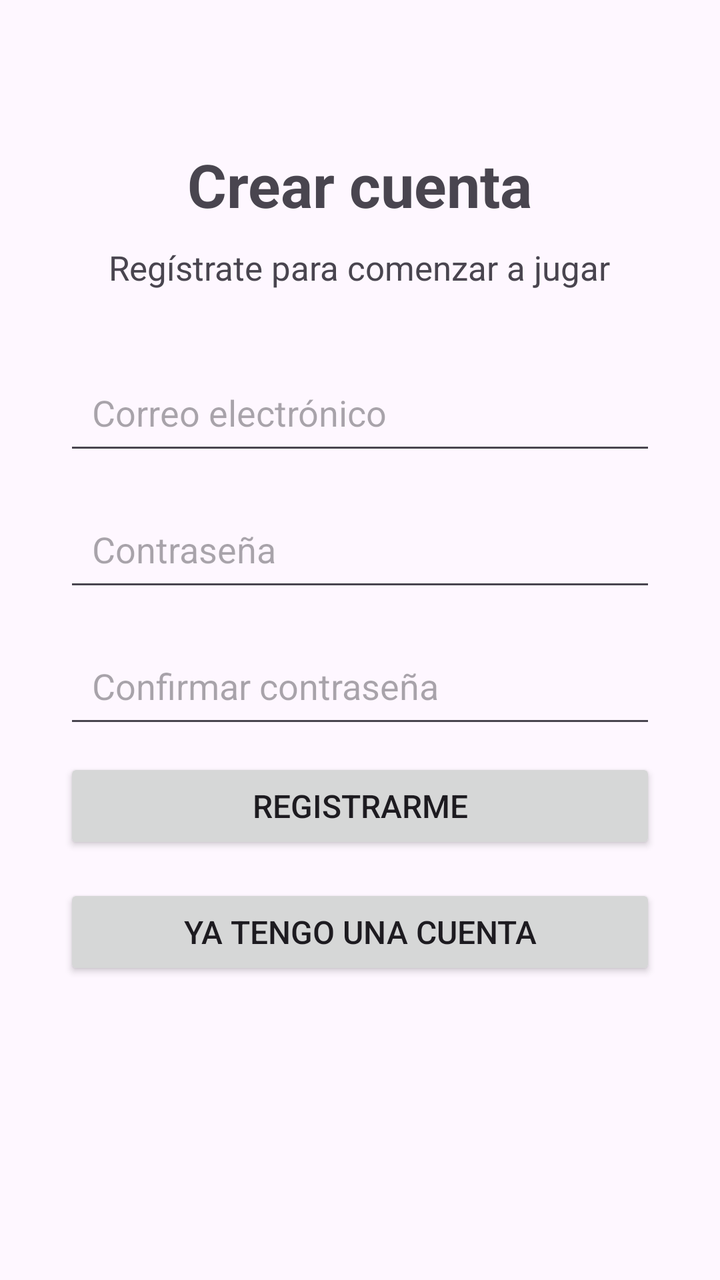
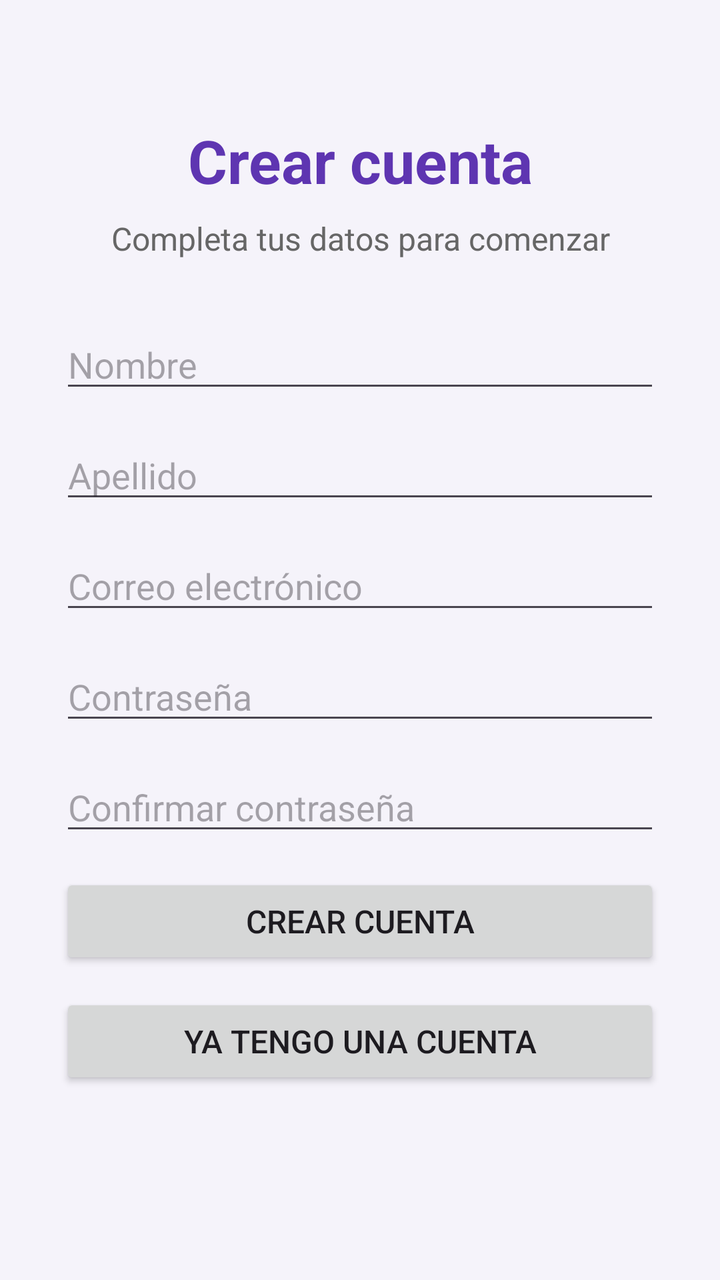

An Android layout rendered at two revisions. The XML below is the earlier revision; the diff shows what the commit changed to produce the second picture.
<!-- AndroidManifest.xml: application theme Theme.QuizMaster -->
<!-- res/layout/activity_registro.xml -->
<?xml version="1.0" encoding="utf-8"?>
<ScrollView xmlns:android="http://schemas.android.com/apk/res/android"
    android:layout_width="match_parent"
    android:layout_height="match_parent">

    <LinearLayout
        android:layout_width="match_parent"
        android:layout_height="wrap_content"
        android:orientation="vertical"
        android:padding="32dp"
        android:gravity="center_horizontal">

        <TextView
            android:id="@+id/tituloRegistro"
            android:layout_width="wrap_content"
            android:layout_height="wrap_content"
            android:text="Crear cuenta"
            android:textSize="30sp"
            android:textStyle="bold"
            android:layout_marginTop="40dp"
            android:layout_marginBottom="10dp" />

        <TextView
            android:id="@+id/subtituloRegistro"
            android:layout_width="wrap_content"
            android:layout_height="wrap_content"
            android:text="Regístrate para comenzar a jugar"
            android:textSize="17sp"
            android:layout_marginBottom="35dp" />

        <EditText
            android:id="@+id/campoCorreoRegistro"
            android:layout_width="match_parent"
            android:layout_height="wrap_content"
            android:hint="Correo electrónico"
            android:inputType="textEmailAddress"
            android:autofillHints="emailAddress"
            android:padding="14dp"
            android:layout_marginBottom="16dp" />

        <EditText
            android:id="@+id/campoContrasenaRegistro"
            android:layout_width="match_parent"
            android:layout_height="wrap_content"
            android:hint="Contraseña"
            android:inputType="textPassword"
            android:autofillHints="newPassword"
            android:padding="14dp"
            android:layout_marginBottom="16dp" />

        <EditText
            android:id="@+id/campoConfirmarContrasena"
            android:layout_width="match_parent"
            android:layout_height="wrap_content"
            android:hint="Confirmar contraseña"
            android:inputType="textPassword"
            android:autofillHints="newPassword"
            android:padding="14dp"
            android:layout_marginBottom="10dp" />

        <TextView
            android:id="@+id/textoErrorRegistro"
            android:layout_width="match_parent"
            android:layout_height="wrap_content"
            android:text=""
            android:textSize="14sp"
            android:visibility="gone"
            android:layout_marginBottom="15dp" />

        <Button
            android:id="@+id/botonRegistrarse"
            android:layout_width="match_parent"
            android:layout_height="wrap_content"
            android:text="Registrarme"
            android:textSize="16sp"
            android:layout_marginBottom="15dp" />

        <Button
            android:id="@+id/botonVolverLogin"
            android:layout_width="match_parent"
            android:layout_height="wrap_content"
            android:text="Ya tengo una cuenta"
            android:textSize="16sp" />

        <ProgressBar
            android:id="@+id/progresoRegistro"
            android:layout_width="wrap_content"
            android:layout_height="wrap_content"
            android:visibility="gone"
            android:layout_marginTop="20dp" />

    </LinearLayout>

</ScrollView>
<!-- resources referenced by this layout -->
<resources>
  <style name="Theme.QuizMaster" parent="Base.Theme.QuizMaster" />
  <style name="Base.Theme.QuizMaster" parent="Theme.Material3.DayNight.NoActionBar">
          
          
      </style>
</resources>

<!-- the commit's change to res/layout/activity_registro.xml (unified diff, before → after) -->
@@ -1,32 +1,51 @@
 <?xml version="1.0" encoding="utf-8"?>
-<ScrollView xmlns:android="http://schemas.android.com/apk/res/android"
+<ScrollView
+    xmlns:android="http://schemas.android.com/apk/res/android"
     android:layout_width="match_parent"
-    android:layout_height="match_parent">
+    android:layout_height="match_parent"
+    android:background="#F5F3FA">
 
     <LinearLayout
         android:layout_width="match_parent"
         android:layout_height="wrap_content"
         android:orientation="vertical"
-        android:padding="32dp"
-        android:gravity="center_horizontal">
+        android:padding="30dp">
 
         <TextView
-            android:id="@+id/tituloRegistro"
-            android:layout_width="wrap_content"
+            android:layout_width="match_parent"
             android:layout_height="wrap_content"
             android:text="Crear cuenta"
             android:textSize="30sp"
             android:textStyle="bold"
-            android:layout_marginTop="40dp"
-            android:layout_marginBottom="10dp" />
+            android:textColor="#5E35B1"
+            android:gravity="center"
+            android:layout_marginTop="30dp"
+            android:layout_marginBottom="8dp" />
 
         <TextView
-            android:id="@+id/subtituloRegistro"
-            android:layout_width="wrap_content"
+            android:layout_width="match_parent"
             android:layout_height="wrap_content"
-            android:text="Regístrate para comenzar a jugar"
-            android:textSize="17sp"
-            android:layout_marginBottom="35dp" />
+            android:text="Completa tus datos para comenzar"
+            android:textSize="16sp"
+            android:textColor="#666666"
+            android:gravity="center"
+            android:layout_marginBottom="30dp" />
+
+        <EditText
+            android:id="@+id/campoNombre"
+            android:layout_width="match_parent"
+            android:layout_height="wrap_content"
+            android:hint="Nombre"
+            android:inputType="textPersonName"
+            android:layout_marginBottom="14dp" />
+
+        <EditText
+            android:id="@+id/campoApellido"
+            android:layout_width="match_parent"
+            android:layout_height="wrap_content"
+            android:hint="Apellido"
+            android:inputType="textPersonName"
+            android:layout_marginBottom="14dp" />
 
         <EditText
             android:id="@+id/campoCorreoRegistro"
@@ -35,8 +54,7 @@
             android:hint="Correo electrónico"
             android:inputType="textEmailAddress"
             android:autofillHints="emailAddress"
-            android:padding="14dp"
-            android:layout_marginBottom="16dp" />
+            android:layout_marginBottom="14dp" />
 
         <EditText
             android:id="@+id/campoContrasenaRegistro"
@@ -45,8 +63,7 @@
             android:hint="Contraseña"
             android:inputType="textPassword"
             android:autofillHints="newPassword"
-            android:padding="14dp"
-            android:layout_marginBottom="16dp" />
+            android:layout_marginBottom="14dp" />
 
         <EditText
             android:id="@+id/campoConfirmarContrasena"
@@ -55,8 +72,7 @@
             android:hint="Confirmar contraseña"
             android:inputType="textPassword"
             android:autofillHints="newPassword"
-            android:padding="14dp"
-            android:layout_marginBottom="10dp" />
+            android:layout_marginBottom="14dp" />
 
         <TextView
             android:id="@+id/textoErrorRegistro"
@@ -65,15 +81,15 @@
             android:text=""
             android:textSize="14sp"
             android:visibility="gone"
-            android:layout_marginBottom="15dp" />
+            android:layout_marginBottom="12dp" />
 
         <Button
             android:id="@+id/botonRegistrarse"
             android:layout_width="match_parent"
             android:layout_height="wrap_content"
-            android:text="Registrarme"
+            android:text="Crear cuenta"
             android:textSize="16sp"
-            android:layout_marginBottom="15dp" />
+            android:layout_marginBottom="12dp" />
 
         <Button
             android:id="@+id/botonVolverLogin"
@@ -86,6 +102,7 @@
             android:id="@+id/progresoRegistro"
             android:layout_width="wrap_content"
             android:layout_height="wrap_content"
+            android:layout_gravity="center_horizontal"
             android:visibility="gone"
             android:layout_marginTop="20dp" />
 
